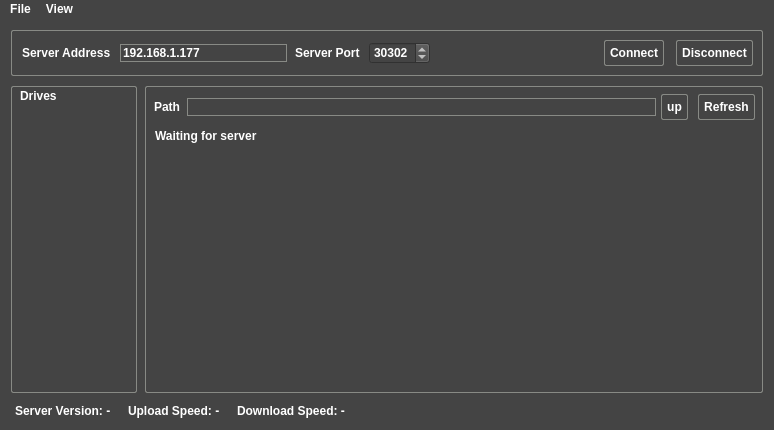
Before: the Qt Designer form ApolloExplorerPC/mainwindow.ui in ronybeck/ApolloExplorer, drawn with Qt 5.
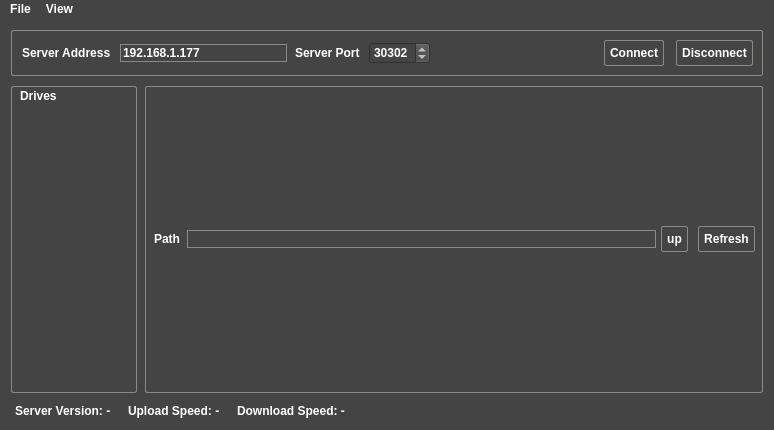
After: the same form once the commit is applied. Icons and pictures are not drawn.

Commit message: Added an icon view to the file browser

```diff
--- a/ApolloExplorerPC/mainwindow.ui
+++ b/ApolloExplorerPC/mainwindow.ui
@@ -76,12 +76,6 @@
 	background-color: #444444;
 }
 
-QListView
-{
-	margin: 2px;
-	padding: 2px;
-}
-
 QHeaderView::section
 {
 	margin: 2px;
@@ -114,6 +108,27 @@
     border: 1px inset white;
 	background: red;
 }
+
+QListView
+{
+	margin: 5px;
+	padding: 5px;
+}
+
+QListView::item {
+    margin : 5px;
+    padding : 5px;
+}
+
+QListView::item::title {
+    margin : 5px;
+    padding : -5px;
+	subcontrol-origin: margin;
+    subcontrol-position: bottom center;
+}
+
+
+
 </string>
   </property>
   <widget class="QWidget" name="centralwidget">
@@ -452,61 +467,7 @@
           </layout>
          </item>
          <item>
-          <layout class="QVBoxLayout" name="verticalLayoutFileBrowser">
-           <item>
-            <widget class="QListWidget" name="listWidgetFileBrowser">
-             <property name="frameShape">
-              <enum>QFrame::NoFrame</enum>
-             </property>
-             <property name="frameShadow">
-              <enum>QFrame::Plain</enum>
-             </property>
-             <property name="lineWidth">
-              <number>0</number>
-             </property>
-             <property name="dragEnabled">
-              <bool>true</bool>
-             </property>
-             <property name="dragDropMode">
-              <enum>QAbstractItemView::DragDrop</enum>
-             </property>
-             <property name="defaultDropAction">
-              <enum>Qt::CopyAction</enum>
-             </property>
-             <property name="selectionMode">
-              <enum>QAbstractItemView::ExtendedSelection</enum>
-             </property>
-             <property name="iconSize">
-              <size>
-               <width>80</width>
-               <height>80</height>
-              </size>
-             </property>
-             <property name="movement">
-              <enum>QListView::Snap</enum>
-             </property>
-             <property name="resizeMode">
-              <enum>QListView::Adjust</enum>
-             </property>
-             <property name="viewMode">
-              <enum>QListView::ListMode</enum>
-             </property>
-             <property name="wordWrap">
-              <bool>true</bool>
-             </property>
-             <item>
-              <property name="text">
-               <string>Waiting for server</string>
-              </property>
-              <property name="icon">
-               <iconset>
-                <normalon>:/browser/icons/Harddisk_Amiga.png</normalon>
-               </iconset>
-              </property>
-             </item>
-            </widget>
-           </item>
-          </layout>
+          <layout class="QVBoxLayout" name="verticalLayoutFileBrowser"/>
          </item>
         </layout>
        </widget>
```
Left out of the diff: 4 changed lines with no effect on the pictures. The commit also changes 7 other files.
